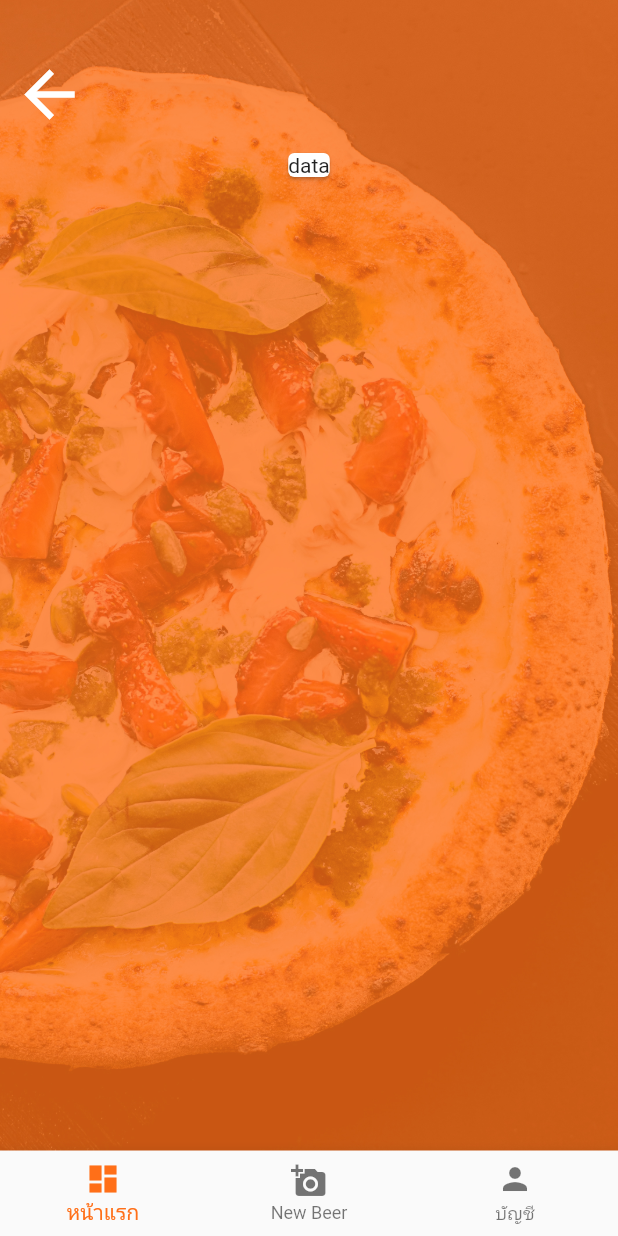
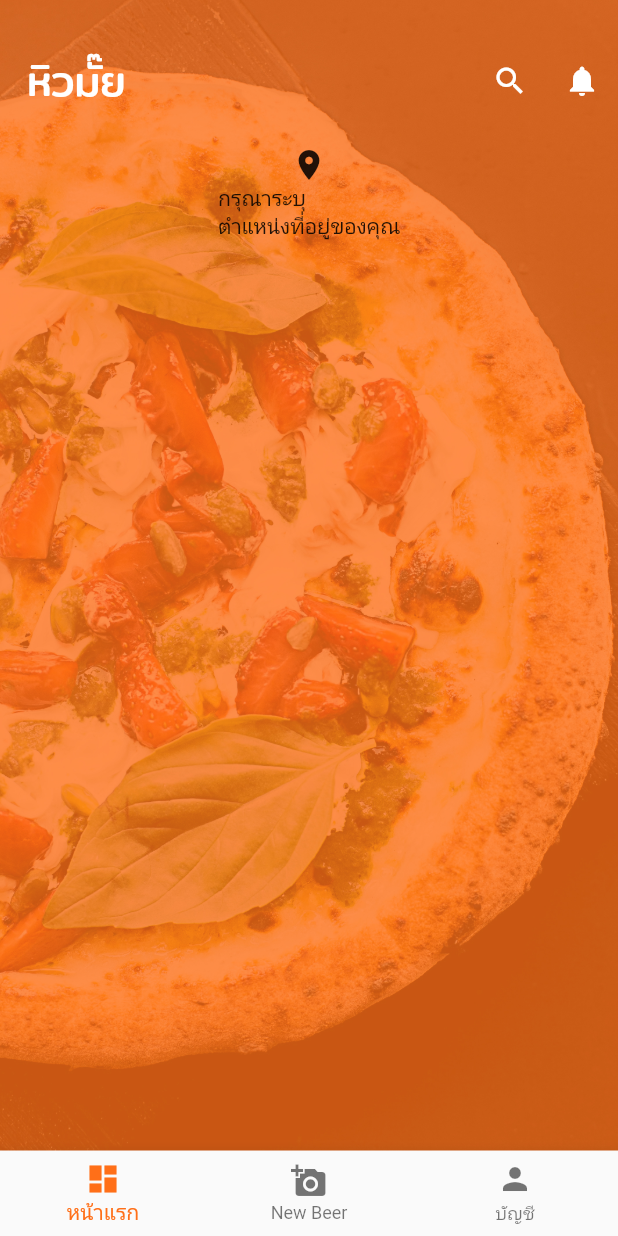
Before and after one commit to harzancs/hew-maii, a Flutter app: the MainPageList screen opened directly with empty values, on a phone screen of 412 x 824 dp. Run offline on Flutter 3.47's test engine with Material 2 defaults, Android fonts, the phone set to English and light mode, and no system bars; our stand-ins replace data_connection_checker.

Commit message:
zan 27-11-62 2028

```diff
--- a/lib/page/home_page/homepage_main.dart
+++ b/lib/page/home_page/homepage_main.dart
@@ -1,4 +1,5 @@
 import 'package:flutter/material.dart';
+import 'package:hew_maii/model/font_style.dart';
 
 class ListHomePage extends StatelessWidget {
   @override
@@ -12,19 +13,39 @@ class ListHomePage extends StatelessWidget {
           ),
           Container(
             child: Row(
+              mainAxisAlignment: MainAxisAlignment.spaceBetween,
               children: <Widget>[
-                SizedBox(
-                  height: 10,
+                Row(
+                  children: <Widget>[
+                    Padding(
+                      padding: EdgeInsets.all(9),
+                    ),
+                    Text(
+                      "หิวมั๊ย",
+                      style: TextStyle(
+                          fontFamily: FontStyles().fontFamily,
+                          fontSize: 28,
+                          color: Colors.white),
+                    ),
+                  ],
                 ),
-                IconButton(
-                  onPressed: () {
-                    Navigator.pop(context);
-                  },
-                  icon: Icon(
-                    Icons.arrow_back,
-                    color: Colors.white,
-                    size: 50,
-                  ),
+                Row(
+                  children: <Widget>[
+                    IconButton(
+                      icon: Icon(
+                        Icons.search,
+                        color: Colors.white,
+                      ),
+                      onPressed: () {},
+                    ),
+                    IconButton(
+                      icon: Icon(
+                        Icons.notifications,
+                        color: Colors.white,
+                      ),
+                      onPressed: () {},
+                    ),
+                  ],
                 )
               ],
             ),
@@ -35,12 +56,8 @@ class ListHomePage extends StatelessWidget {
           SingleChildScrollView(
               child: Column(
             children: <Widget>[
-              Card(
-                child: Column(
-                  children: <Widget>[Text("data")],
-                ),
-              ),
-
+              Icon(Icons.place),
+              Text("กรุณาระบุ\nตำแหน่งที่อยู่ของคุณ")
             ],
           )),
         ],
--- a/lib/page/mainpage_list.dart
+++ b/lib/page/mainpage_list.dart
@@ -30,7 +30,6 @@ class _MainPageListState extends State<MainPageList> {
 
   @override
   Widget build(BuildContext context) {
-
     return Scaffold(
       resizeToAvoidBottomPadding: true,
       body: Container(
@@ -52,7 +51,11 @@ class _MainPageListState extends State<MainPageList> {
                 style: TextStyle(fontFamily: FontStyles().fontFamily),
               )),
           BottomNavigationBarItem(
-              icon: Icon(Icons.add_a_photo), title: Text('New Beer')),
+              icon: Icon(Icons.add_a_photo),
+              title: Text(
+                'New Beer',
+                style: TextStyle(fontFamily: FontStyles().fontFamily),
+              )),
           BottomNavigationBarItem(
               icon: Icon(Icons.person),
               title: Text(
```
